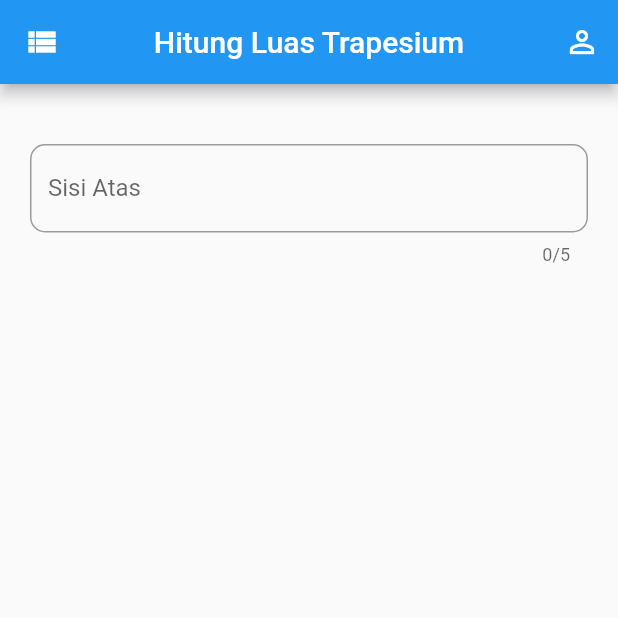
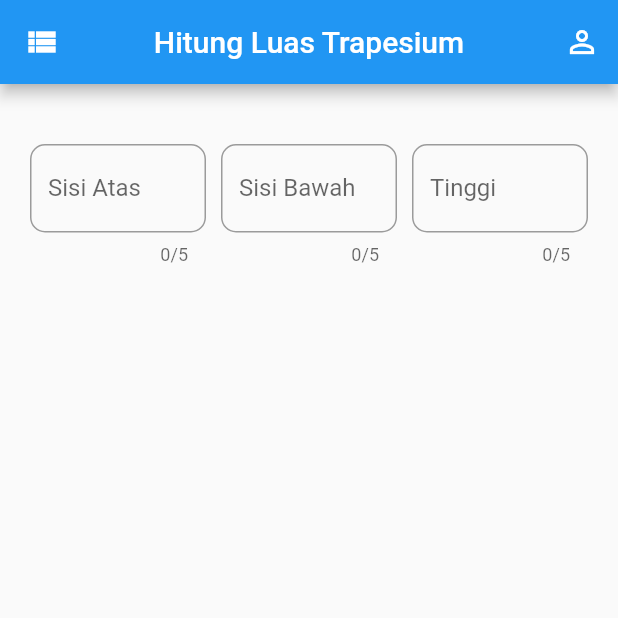
Before and after one commit to Ervianto/Project-Dicoding, a Flutter app: the screen it shows after launch, on a phone screen of 412 x 824 dp, the top half of it. Run offline on Flutter 3.47's test engine with Material 2 defaults, Android fonts, the phone set to English and light mode, and no system bars.

Commit message:
menambahkan textfield

```diff
--- a/lib/main.dart
+++ b/lib/main.dart
@@ -57,6 +57,46 @@ class _HomeState extends State<Home> {
                             hintText: "Sisi Atas"),
                       ),
                     ),
+                    SizedBox(
+                      width: 10,
+                    ),
+                    Expanded(
+                      child: TextField(
+                        onChanged: (txt) {},
+                        keyboardType: TextInputType.number,
+                        maxLength: 5,
+                        textAlign: TextAlign.center,
+                        style: TextStyle(
+                          fontSize: 16,
+                        ),
+                        decoration: InputDecoration(
+                            labelText: "Sisi Bawah",
+                            suffix: Text("cm"),
+                            border: new OutlineInputBorder(
+                                borderRadius: new BorderRadius.circular(10.0)),
+                            hintText: "Sisi Bawah"),
+                      ),
+                    ),
+                    SizedBox(
+                      width: 10,
+                    ),
+                    Expanded(
+                      child: TextField(
+                        onChanged: (txt) {},
+                        keyboardType: TextInputType.number,
+                        maxLength: 5,
+                        textAlign: TextAlign.center,
+                        style: TextStyle(
+                          fontSize: 16,
+                        ),
+                        decoration: InputDecoration(
+                            labelText: "Tinggi",
+                            suffix: Text("cm"),
+                            border: new OutlineInputBorder(
+                                borderRadius: new BorderRadius.circular(10.0)),
+                            hintText: "Tinggi"),
+                      ),
+                    ),
                   ],
                 ),
               ],
```
